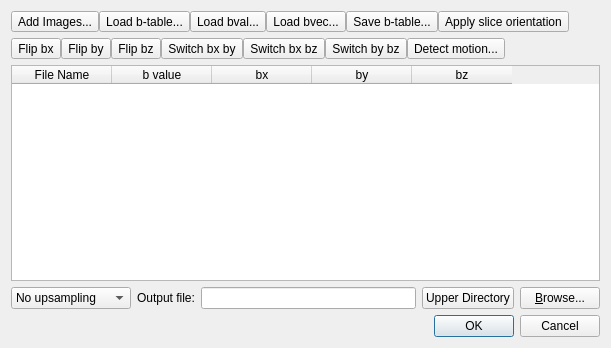
This is dicom/dicom_parser.ui in frankyeh/DSI-Studio as Qt 5 draws it before an edit. The edited form follows.
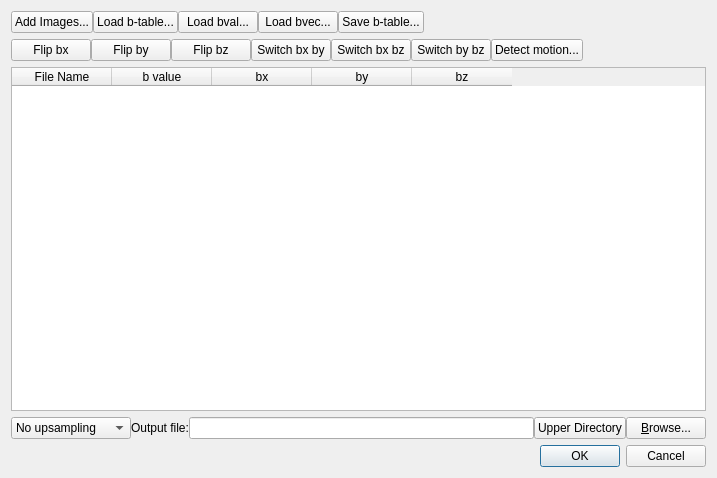
This is the edited form.

```diff
--- a/dicom/dicom_parser.ui
+++ b/dicom/dicom_parser.ui
@@ -9,8 +9,8 @@
    <rect>
     <x>0</x>
     <y>0</y>
-    <width>611</width>
-    <height>348</height>
+    <width>717</width>
+    <height>478</height>
    </rect>
   </property>
   <property name="font">
@@ -36,47 +36,40 @@
         <number>0</number>
        </property>
        <item>
-        <widget class="QToolButton" name="loadImage">
+        <widget class="QPushButton" name="loadImage">
          <property name="text">
           <string>Add Images...</string>
          </property>
         </widget>
        </item>
        <item>
-        <widget class="QToolButton" name="toolButton_2">
+        <widget class="QPushButton" name="pushButton_2">
          <property name="text">
           <string>Load b-table...</string>
          </property>
         </widget>
        </item>
        <item>
-        <widget class="QToolButton" name="load_bval">
+        <widget class="QPushButton" name="load_bval">
          <property name="text">
           <string>Load bval...</string>
          </property>
         </widget>
        </item>
        <item>
-        <widget class="QToolButton" name="load_bvec">
+        <widget class="QPushButton" name="load_bvec">
          <property name="text">
           <string>Load bvec...</string>
          </property>
         </widget>
        </item>
        <item>
-        <widget class="QToolButton" name="toolButton_8">
+        <widget class="QPushButton" name="pushButton_8">
          <property name="text">
           <string>Save b-table...</string>
          </property>
         </widget>
        </item>
-       <item>
-        <widget class="QToolButton" name="apply_slice_orientation">
-         <property name="text">
-          <string>Apply slice orientation</string>
-         </property>
-        </widget>
-       </item>
        <item>
         <spacer name="horizontalSpacer_2">
          <property name="orientation">
@@ -98,52 +91,49 @@
         <number>0</number>
        </property>
        <item>
-        <widget class="QToolButton" name="toolButton">
+        <widget class="QPushButton" name="pushButton">
          <property name="text">
           <string>Flip bx</string>
          </property>
-         <property name="toolButtonStyle">
-          <enum>Qt::ToolButtonTextUnderIcon</enum>
-         </property>
         </widget>
        </item>
        <item>
-        <widget class="QToolButton" name="toolButton_3">
+        <widget class="QPushButton" name="pushButton_3">
          <property name="text">
           <string>Flip by</string>
          </property>
         </widget>
        </item>
        <item>
-        <widget class="QToolButton" name="toolButton_4">
+        <widget class="QPushButton" name="pushButton_4">
          <property name="text">
           <string>Flip bz</string>
          </property>
         </widget>
        </item>
        <item>
-        <widget class="QToolButton" name="toolButton_5">
+        <widget class="QPushButton" name="pushButton_5">
          <property name="text">
           <string>Switch bx by</string>
          </property>
         </widget>
        </item>
        <item>
-        <widget class="QToolButton" name="toolButton_6">
+        <widget class="QPushButton" name="pushButton_6">
          <property name="text">
           <string>Switch bx bz</string>
          </property>
         </widget>
        </item>
        <item>
-        <widget class="QToolButton" name="toolButton_7">
+        <widget class="QPushButton" name="pushButton_7">
          <property name="text">
           <string>Switch by bz</string>
          </property>
         </widget>
        </item>
        <item>
-        <widget class="QToolButton" name="motion_correction">
+        <widget class="QPushButton" name="motion_correction">
          <property name="text">
           <string>Detect motion...</string>
          </property>
@@ -204,6 +194,9 @@
      </item>
      <item>
       <layout class="QHBoxLayout" name="horizontalLayout_2">
+       <property name="spacing">
+        <number>0</number>
+       </property>
        <item>
         <widget class="QComboBox" name="upsampling">
          <item>
```
